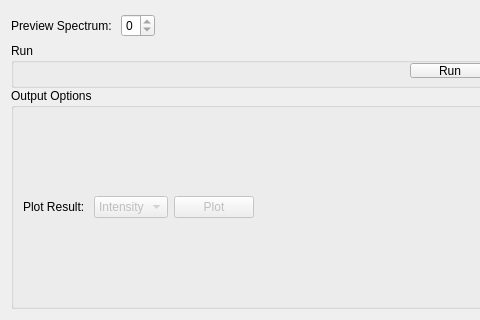
First picture: the form in qt/scientific_interfaces/Indirect/ResNorm.ui, repository mantidproject/mantid, before the edit; both pictures show x 0 to 480 and y 280 to 600 of the 900 by 600 pixel window.
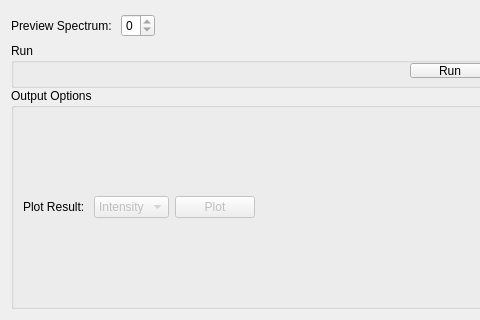
Second picture: the form after the edit. Custom widgets are drawn as their Qt base class.

What changed in the file:
```diff
--- a/qt/scientific_interfaces/Indirect/ResNorm.ui
+++ b/qt/scientific_interfaces/Indirect/ResNorm.ui
@@ -245,6 +245,12 @@
              <property name="enabled">
               <bool>false</bool>
              </property>
+             <property name="minimumSize">
+              <size>
+               <width>75</width>
+               <height>0</height>
+              </size>
+             </property>
              <item>
               <property name="text">
                <string>Intensity</string>
```
